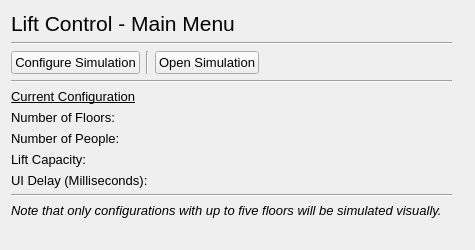
Above: main_menu.ui from IsaacCheng9/lift-control-simulation before the change. Below: the same form after it.
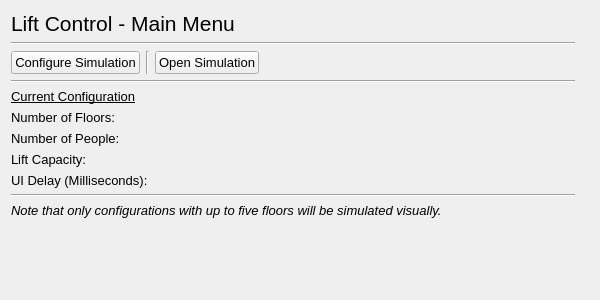
That is the form after the change.

What changed in the file:
```diff
--- a/main_menu.ui
+++ b/main_menu.ui
@@ -6,8 +6,8 @@
    <rect>
     <x>0</x>
     <y>0</y>
-    <width>475</width>
-    <height>250</height>
+    <width>600</width>
+    <height>300</height>
    </rect>
   </property>
   <property name="font">
@@ -25,8 +25,8 @@
      <rect>
       <x>11</x>
       <y>11</y>
-      <width>441</width>
-      <height>231</height>
+      <width>564</width>
+      <height>265</height>
      </rect>
     </property>
     <layout class="QVBoxLayout" name="vert_layout_lift_control">
```
